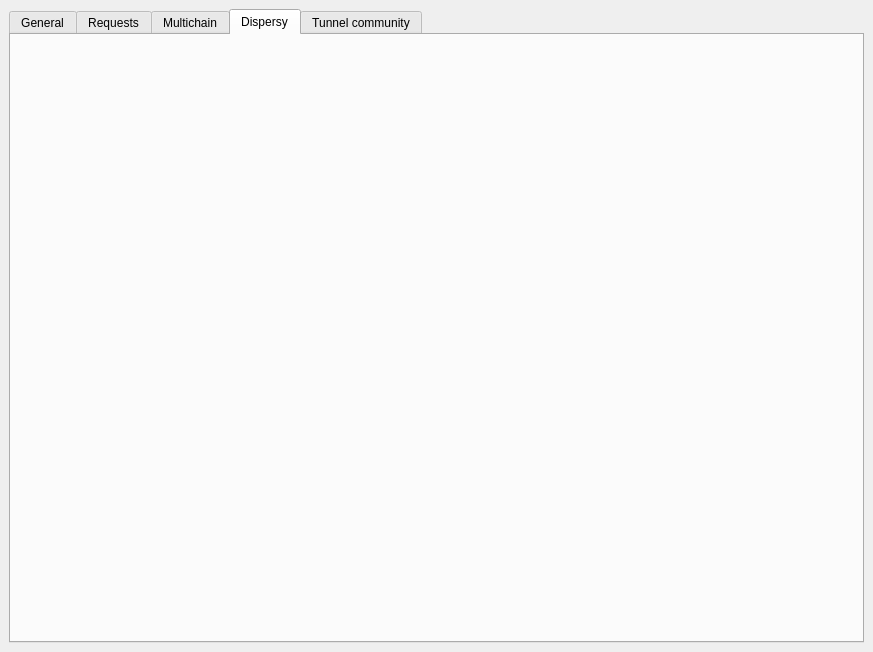
Before: the Qt Designer form TriblerGUI/qt_resources/debugwindow.ui in Tribler/tribler, drawn with Qt 5.
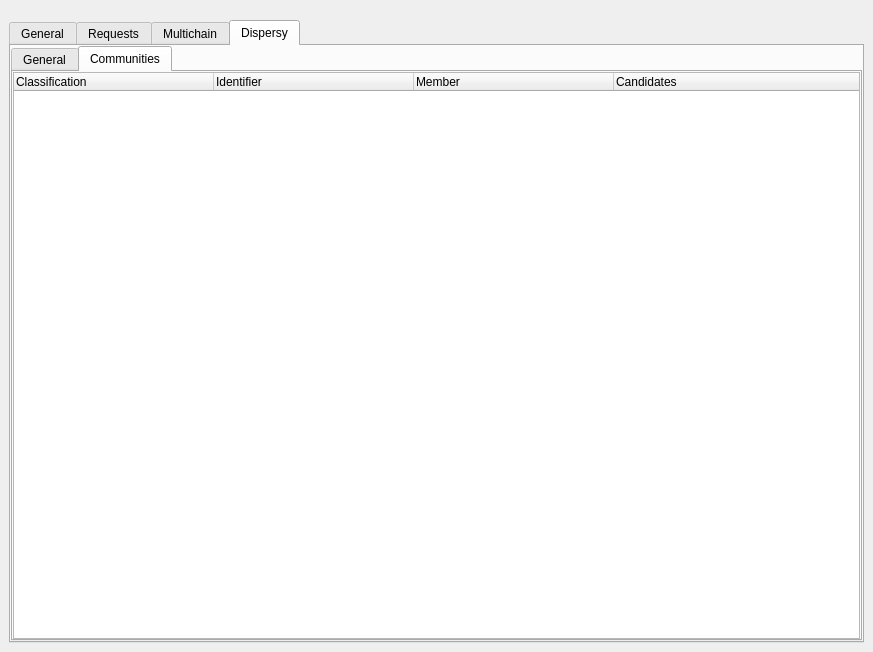
After: the same form once the commit is applied. The open tabs and pages were chosen to show the change.

Commit message: Finished debug panel

Diff of the .ui file:
```diff
--- a/TriblerGUI/qt_resources/debugwindow.ui
+++ b/TriblerGUI/qt_resources/debugwindow.ui
@@ -15,6 +15,9 @@
   </property>
   <widget class="QWidget" name="centralwidget">
    <layout class="QHBoxLayout" name="horizontalLayout">
+    <property name="topMargin">
+     <number>20</number>
+    </property>
     <item>
      <widget class="QTabWidget" name="debug_tab_widget">
       <property name="currentIndex">
@@ -149,11 +152,124 @@
        <attribute name="title">
         <string>Dispersy</string>
        </attribute>
-      </widget>
-      <widget class="QWidget" name="tab_5">
-       <attribute name="title">
-        <string>Tunnel community</string>
-       </attribute>
+       <layout class="QVBoxLayout" name="verticalLayout">
+        <property name="spacing">
+         <number>0</number>
+        </property>
+        <property name="leftMargin">
+         <number>0</number>
+        </property>
+        <property name="topMargin">
+         <number>0</number>
+        </property>
+        <property name="rightMargin">
+         <number>0</number>
+        </property>
+        <property name="bottomMargin">
+         <number>0</number>
+        </property>
+        <item>
+         <widget class="QTabWidget" name="dispersy_tab_widget">
+          <property name="currentIndex">
+           <number>1</number>
+          </property>
+          <widget class="QWidget" name="tab_6">
+           <attribute name="title">
+            <string>General</string>
+           </attribute>
+           <layout class="QVBoxLayout" name="verticalLayout">
+            <property name="spacing">
+             <number>0</number>
+            </property>
+            <property name="leftMargin">
+             <number>0</number>
+            </property>
+            <property name="topMargin">
+             <number>0</number>
+            </property>
+            <property name="rightMargin">
+             <number>0</number>
+            </property>
+            <property name="bottomMargin">
+             <number>0</number>
+            </property>
+            <item>
+             <widget class="QTreeWidget" name="dispersy_general_tree_widget">
+              <property name="indentation">
+               <number>0</number>
+              </property>
+              <attribute name="headerDefaultSectionSize">
+               <number>200</number>
+              </attribute>
+              <column>
+               <property name="text">
+                <string>Key</string>
+               </property>
+              </column>
+              <column>
+               <property name="text">
+                <string>Value</string>
+               </property>
+              </column>
+             </widget>
+            </item>
+           </layout>
+          </widget>
+          <widget class="QWidget" name="tab_7">
+           <attribute name="title">
+            <string>Communities</string>
+           </attribute>
+           <layout class="QVBoxLayout" name="verticalLayout">
+            <property name="spacing">
+             <number>0</number>
+            </property>
+            <property name="leftMargin">
+             <number>0</number>
+            </property>
+            <property name="topMargin">
+             <number>0</number>
+            </property>
+            <property name="rightMargin">
+             <number>0</number>
+            </property>
+            <property name="bottomMargin">
+             <number>0</number>
+            </property>
+            <item>
+             <widget class="QTreeWidget" name="communities_tree_widget">
+              <property name="indentation">
+               <number>0</number>
+              </property>
+              <attribute name="headerDefaultSectionSize">
+               <number>200</number>
+              </attribute>
+              <column>
+               <property name="text">
+                <string>Classification</string>
+               </property>
+              </column>
+              <column>
+               <property name="text">
+                <string>Identifier</string>
+               </property>
+              </column>
+              <column>
+               <property name="text">
+                <string>Member</string>
+               </property>
+              </column>
+              <column>
+               <property name="text">
+                <string>Candidates</string>
+               </property>
+              </column>
+             </widget>
+            </item>
+           </layout>
+          </widget>
+         </widget>
+        </item>
+       </layout>
       </widget>
      </widget>
     </item>
```
Left out of the diff: 8 changed lines with no effect on the pictures. The commit also changes 2 other files.
